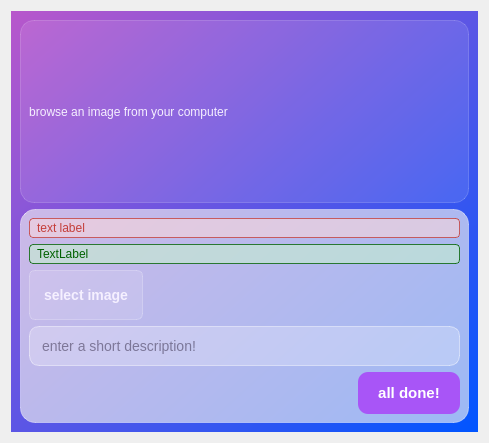
Above: python_application/gui/ui_files/dialogs/upload_dialog.ui from MohammadIbraheem71/Image_filter_applicator before the change. Below: the same form after it.
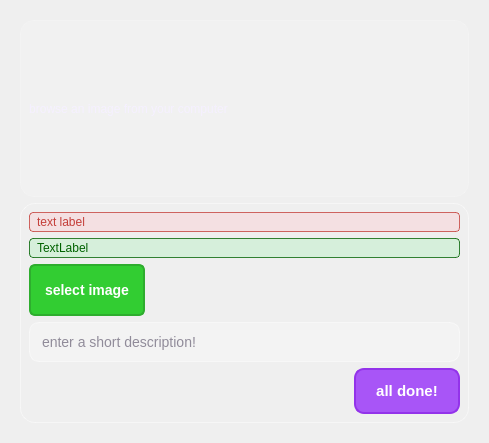
That is the form after the change.

Commit message: updated the style sheets to look better obviously updated login and updated pages now have text

```diff
--- a/python_application/gui/ui_files/dialogs/upload_dialog.ui
+++ b/python_application/gui/ui_files/dialogs/upload_dialog.ui
@@ -24,7 +24,13 @@
    UPLOAD DIALOG BACKGROUND WIDGET
 ----------------------------------------- */
 QWidget#bg_widget {
-    background: qlineargradient(spread:pad, x1:0, y1:0, x2:1, y2:1, stop:0 rgba(184, 87, 203, 255), stop:1 rgba(0, 85, 255, 255));
+    background: qlineargradient(
+        spread: pad,
+        x1: 0, y1: 0,
+        x2: 1, y2: 1,
+        stop: 0 rgba(184, 87, 203, 255),
+        stop: 1 rgba(0, 85, 255, 255)
+    );
     border: none;
 }
 
@@ -33,25 +39,27 @@
    UPLOAD FORM CARD (Glass Panel)
 ----------------------------------------- */
 QWidget#form_widget {
-    background-color: rgba(240, 240, 240, 0.65); /* lighter translucent glass */
+    background-color: rgba(240, 240, 240, 0.65);
     border-radius: 15px;
     border: 1px solid rgba(255, 255, 255, 0.45);
     padding: 20px;
-    backdrop-filter: blur(8px);  /* supported on Mac, ignored on Windows */
+    backdrop-filter: blur(8px); /* macOS only */
 }
 
+
 /* -----------------------------------------
    LABELS INSIDE UPLOAD FORM
 ----------------------------------------- */
 QWidget#upload_form_widget QLabel {
     background: transparent;
-    color: #2D2440; 
+    color: #2D2440;
     font-weight: 500;
     font-size: 14px;
     border: none;
     padding: 0;
 }
 
+
 /* -----------------------------------------
    INPUT FIELDS
 ----------------------------------------- */
@@ -71,41 +79,39 @@
     border: 1px solid rgba(200, 150, 230, 0.9);
 }
 
+
 /* -----------------------------------------
-   IMAGE WIDGET (Card-style glassmorphism)
+   IMAGE WIDGET (Glassmorphism Card)
 ----------------------------------------- */
 QWidget#img_widget {
-    background-color: rgba(255, 255, 255, 0.10);     /* subtle glass layer */
-    border: 1px solid rgba(255, 255, 255, 0.18);      /* soft edge */
+    background-color: rgba(255, 255, 255, 0.10);
+    border: 1px solid rgba(255, 255, 255, 0.18);
     border-radius: 14px;
     padding: 8px;
 
-    /* Optional: smooth transition on hover */
     transition: background-color 150ms ease,
                 border 150ms ease;
 }
 
-/* Hover effect - stronger glass glow */
 QWidget#img_widget:hover {
     background-color: rgba(255, 255, 255, 0.18);
     border: 1px solid rgba(255, 255, 255, 0.30);
 }
 
-/* Inside labels (optional cleanup) */
 QWidget#img_widget QLabel {
     background: transparent;
-    color: #F5F0FF; /* soft white text */
-    border: none;
-}
-
-
-/* -----------------------------------------
-   SELECT IMAGE BUTTON (Glass Style)
------------------------------------------ */
-QPushButton#select_img_btn {
-    background-color: rgba(255, 255, 255, 0.12);   /* Translucent glass */
     color: #F5F0FF;
-    border: 1px solid rgba(255, 255, 255, 0.25);
+    border: none;
+}
+
+
+/* -----------------------------------------
+   SELECT IMAGE BUTTON (Solid Green)
+----------------------------------------- */
+QPushButton#select_img_btn {
+    background-color: #32CD32; /* LimeGreen */
+    color: #FFFFFF;
+    border: 2px solid #2EAD2E;
     border-radius: 6px;
     padding: 6px 14px;
     font-weight: 600;
@@ -113,13 +119,11 @@
     min-height: 36px;
 }
 
-/* Hover - stronger glass glow */
 QPushButton#select_img_btn:hover {
     background-color: rgba(255, 255, 255, 0.18);
     border: 1px solid rgba(255, 255, 255, 0.35);
 }
 
-/* Pressed - slightly darker */
 QPushButton#select_img_btn:pressed {
     background-color: rgba(255, 255, 255, 0.10);
     border: 1px solid rgba(255, 255, 255, 0.20);
@@ -127,13 +131,14 @@
 }
 
 
+
 /* -----------------------------------------
-   UPLOAD BUTTON
+   UPLOAD BUTTON (Solid Purple)
 ----------------------------------------- */
 QPushButton#upload_btn {
-    background-color:rgb(168, 85, 247) ;
-	color: rgb(30, 24, 64);
-    color: white;
+    background-color: #A855F7; /* Solid purple */
+    color: #FFFFFF;
+    border: 2px solid #9333EA;
     border-radius: 10px;
     padding: 12px 20px;
     font-size: 15px;
@@ -149,12 +154,37 @@
     transform: scale(0.97);
 }
 
+
+
+/* -----------------------------------------
+   CANCEL BUTTON (Solid Dark Gray)
+----------------------------------------- */
+QPushButton#cancel_btn {
+    background-color: #333333;
+    color: #FFFFFF;
+    border-radius: 8px;
+    padding: 10px 20px;
+    font-size: 14px;
+    border: 2px solid #222222;
+}
+
+QPushButton#cancel_btn:hover {
+    background-color: #3D3D3D;
+}
+
+QPushButton#cancel_btn:pressed {
+    background-color: #2A2A2A;
+    /*transform: scale(0.97);*/
+}
+
+
+
 /* -----------------------------------------
    CANCEL BUTTON
 ----------------------------------------- */
 QPushButton#cancel_btn {
-    background-color: rgba(0,0,0,0.25);
-    color: #ffffff;
+    background-color: rgba(0, 0, 0, 0.25);
+    color: #FFFFFF;
     border-radius: 8px;
     padding: 10px 20px;
     font-size: 14px;
@@ -169,15 +199,16 @@
     transform: scale(0.97);
 }
 
+
 /* -----------------------------------------
    IMAGE PREVIEW BOX
 ----------------------------------------- */
 QLabel#preview_lbl {
-    background-color: rgba(255, 255, 255, 0.2);
+    background-color: rgba(255, 255, 255, 0.20);
     border: 1px solid rgba(255, 255, 255, 0.45);
     border-radius: 12px;
     padding: 5px;
-    min-height: 160px; /* adjust as needed */
+    min-height: 160px;
 }
 </string>
   </property>
```
Left out of the diff: 24 changed lines with no effect on the pictures. The commit also changes 19 other files.
